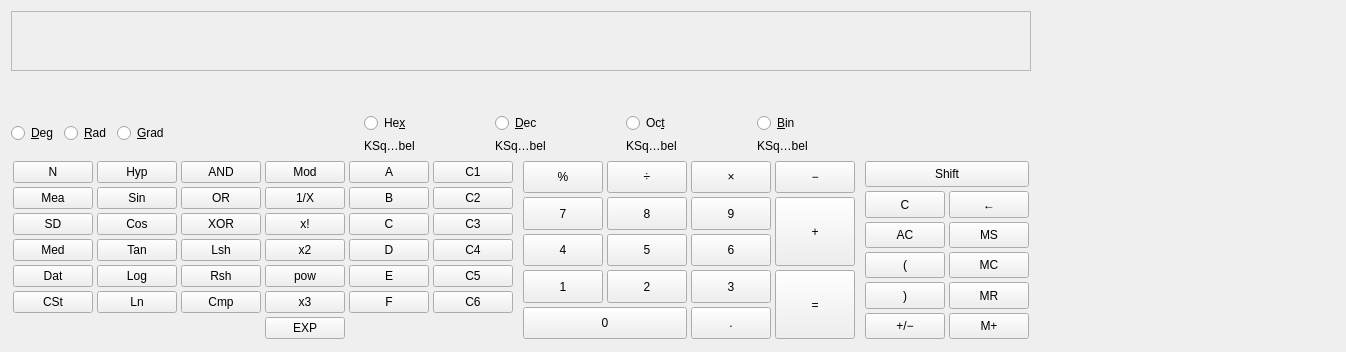
Above: kcalc.ui from KDE/kcalc before the change. Below: the same form after it.
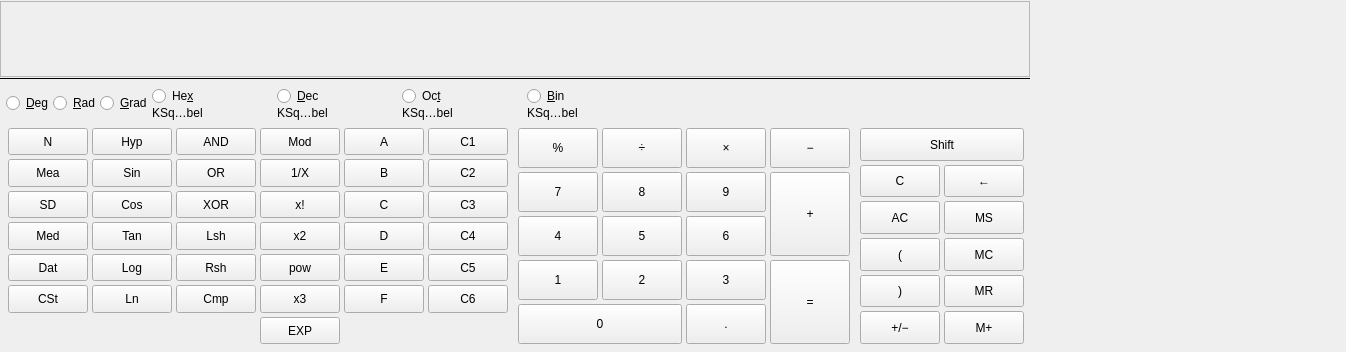
That is the form after the change. Custom widgets are drawn as their Qt base class.

Commit message:
Adapt to breeze frame change
Ensure all margins are consistent with each other.

```diff
--- a/kcalc.ui
+++ b/kcalc.ui
@@ -23,8 +23,26 @@
    <property name="sizeConstraint">
     <enum>QLayout::SetMinimumSize</enum>
    </property>
+   <property name="leftMargin">
+    <number>0</number>
+   </property>
+   <property name="topMargin">
+    <number>1</number>
+   </property>
+   <property name="rightMargin">
+    <number>0</number>
+   </property>
+   <property name="bottomMargin">
+    <number>0</number>
+   </property>
+   <property name="spacing">
+    <number>0</number>
+   </property>
    <item>
-    <layout class="QVBoxLayout" name="firstVerticalLayout" stretch="2,1,0,6">
+    <layout class="QVBoxLayout" name="firstVerticalLayout" stretch="2,0,1,0,6">
+     <property name="spacing">
+      <number>0</number>
+     </property>
      <item>
       <widget class="KCalcDisplay" name="calc_display">
        <property name="sizePolicy">
@@ -46,6 +64,18 @@
      </item>
      <item>
       <layout class="QHBoxLayout" name="bitsetHelper">
+       <property name="leftMargin">
+        <number>6</number>
+       </property>
+       <property name="topMargin">
+        <number>0</number>
+       </property>
+       <property name="rightMargin">
+        <number>6</number>
+       </property>
+       <property name="bottomMargin">
+        <number>0</number>
+       </property>
        <item>
         <widget class="KCalcBitset" name="mBitset" native="true">
          <property name="sizePolicy">
@@ -61,8 +91,27 @@
        </item>
       </layout>
      </item>
+     <item>
+      <widget class="QFrame">
+       <property name="frameShape">
+        <enum>QFrame::HLine</enum>
+       </property>
+      </widget>
+     </item>
      <item>
       <layout class="QHBoxLayout">
+       <property name="leftMargin">
+        <number>6</number>
+       </property>
+       <property name="topMargin">
+        <number>6</number>
+       </property>
+       <property name="rightMargin">
+        <number>6</number>
+       </property>
+       <property name="bottomMargin">
+        <number>6</number>
+       </property>
        <item>
         <widget class="QRadioButton" name="degRadio">
          <property name="text">
@@ -84,19 +133,6 @@
          </property>
         </widget>
        </item>
-       <item>
-        <spacer name="horizontalSpacer_2">
-         <property name="orientation">
-          <enum>Qt::Horizontal</enum>
-         </property>
-         <property name="sizeHint" stdset="0">
-          <size>
-           <width>40</width>
-           <height>20</height>
-          </size>
-         </property>
-        </spacer>
-       </item>
        <item>
         <layout class="QVBoxLayout" name="verticalLayout" stretch="0,0">
          <property name="leftMargin">
@@ -261,6 +297,18 @@
      </item>
      <item>
       <layout class="QHBoxLayout">
+       <property name="leftMargin">
+        <number>6</number>
+       </property>
+       <property name="topMargin">
+        <number>0</number>
+       </property>
+       <property name="rightMargin">
+        <number>6</number>
+       </property>
+       <property name="bottomMargin">
+        <number>6</number>
+       </property>
        <property name="spacing">
         <number>6</number>
        </property>
@@ -1228,7 +1276,7 @@
            <number>2</number>
           </property>
           <property name="rightMargin">
-           <number>2</number>
+           <number>0</number>
           </property>
           <property name="bottomMargin">
            <number>2</number>
```
The commit also changes 2 other files.
